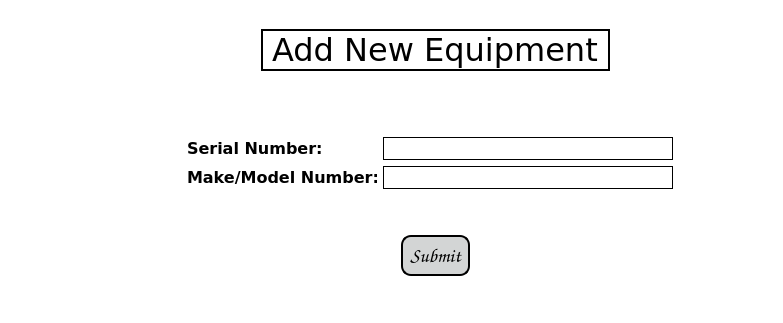
Qt form app/gui/resources/add_equipment_page.ui (JasonLaux/DC-Boxjelly) before a commit; both pictures show x 0 to 783 and y 0 to 323 of the 871 by 548 pixel window.
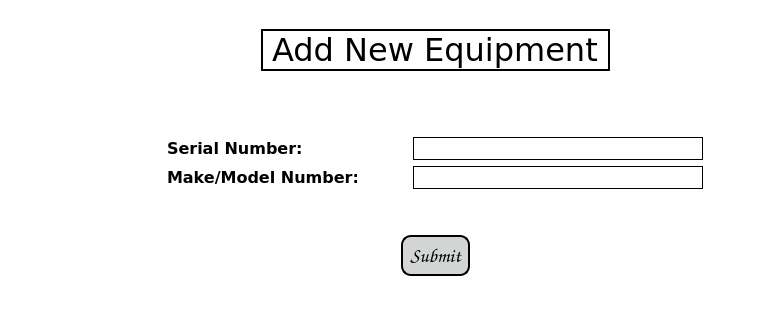
The same form after that commit.

Patch:
```diff
--- a/app/gui/resources/add_equipment_page.ui
+++ b/app/gui/resources/add_equipment_page.ui
@@ -78,7 +78,7 @@
         </property>
         <property name="sizeHint" stdset="0">
          <size>
-          <width>40</width>
+          <width>120</width>
           <height>20</height>
          </size>
         </property>
@@ -103,22 +103,6 @@
          <layout class="QVBoxLayout" name="verticalLayout_12">
           <item>
            <layout class="QHBoxLayout" name="horizontalLayout_29">
-            <item>
-             <spacer name="horizontalSpacer_71">
-              <property name="orientation">
-               <enum>Qt::Horizontal</enum>
-              </property>
-              <property name="sizeType">
-               <enum>QSizePolicy::Fixed</enum>
-              </property>
-              <property name="sizeHint" stdset="0">
-               <size>
-                <width>100</width>
-                <height>20</height>
-               </size>
-              </property>
-             </spacer>
-            </item>
             <item>
              <widget class="QLabel" name="serialLabel">
               <property name="sizePolicy">
@@ -146,6 +130,22 @@
               </property>
              </widget>
             </item>
+            <item>
+             <spacer name="horizontalSpacer_71">
+              <property name="orientation">
+               <enum>Qt::Horizontal</enum>
+              </property>
+              <property name="sizeType">
+               <enum>QSizePolicy::Fixed</enum>
+              </property>
+              <property name="sizeHint" stdset="0">
+               <size>
+                <width>50</width>
+                <height>20</height>
+               </size>
+              </property>
+             </spacer>
+            </item>
             <item>
              <widget class="QLineEdit" name="serialLine">
               <property name="sizePolicy">
@@ -177,22 +177,6 @@
           </item>
           <item>
            <layout class="QHBoxLayout" name="horizontalLayout_30">
-            <item>
-             <spacer name="horizontalSpacer_74">
-              <property name="orientation">
-               <enum>Qt::Horizontal</enum>
-              </property>
-              <property name="sizeType">
-               <enum>QSizePolicy::Fixed</enum>
-              </property>
-              <property name="sizeHint" stdset="0">
-               <size>
-                <width>100</width>
-                <height>20</height>
-               </size>
-              </property>
-             </spacer>
-            </item>
             <item>
              <widget class="QLabel" name="makeModelLabel">
               <property name="sizePolicy">
@@ -220,6 +204,22 @@
               </property>
              </widget>
             </item>
+            <item>
+             <spacer name="horizontalSpacer_74">
+              <property name="orientation">
+               <enum>Qt::Horizontal</enum>
+              </property>
+              <property name="sizeType">
+               <enum>QSizePolicy::Fixed</enum>
+              </property>
+              <property name="sizeHint" stdset="0">
+               <size>
+                <width>50</width>
+                <height>20</height>
+               </size>
+              </property>
+             </spacer>
+            </item>
             <item>
              <widget class="QLineEdit" name="modelLine">
               <property name="sizePolicy">
@@ -279,7 +279,7 @@
         </property>
         <property name="sizeHint" stdset="0">
          <size>
-          <width>150</width>
+          <width>120</width>
           <height>20</height>
          </size>
         </property>
```
